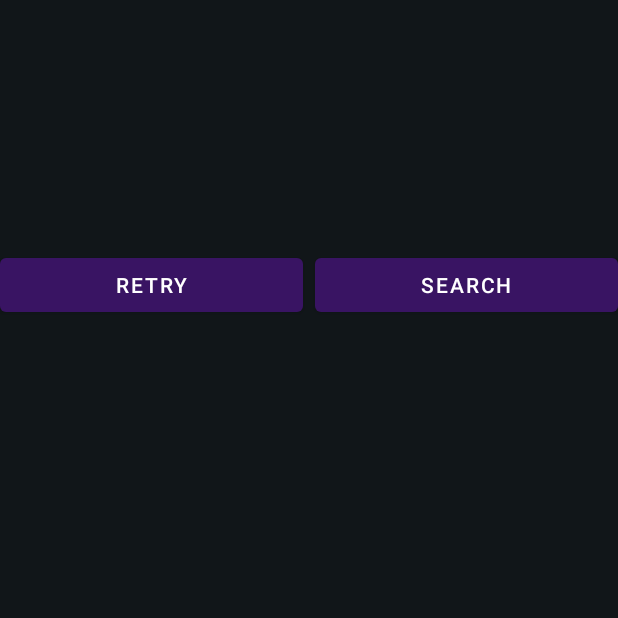
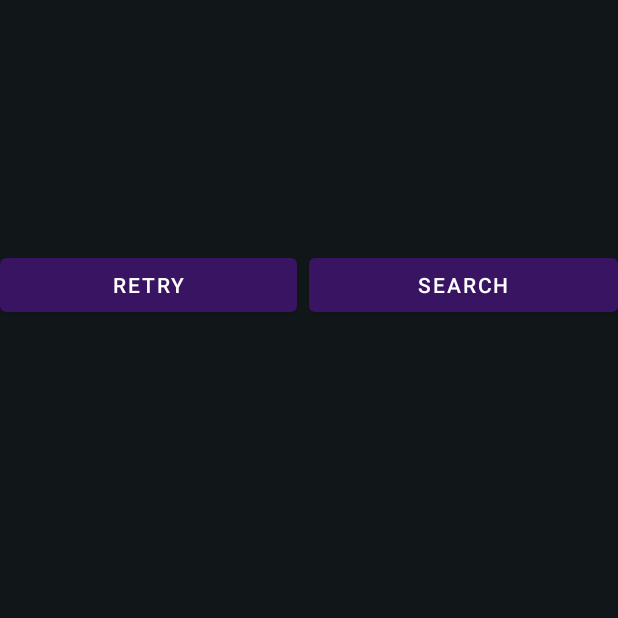
Before and after one commit to aiRamo/clotho, an Android app: the ProductSearchActivity screen opened directly, with no data from a screen before it, on a phone screen of 412 x 824 dp, the top half of it. Run offline under Robolectric (Android 15) with nearby library versions, the phone set to English and light mode, and no system bars; our stand-ins replace Volley; pictures from the network do not load.

Commit message:
Pushing changes in preparation for saving search results

```diff
--- a/app/src/main/java/com/visionapi/clotho/ProductSearchActivity.kt
+++ b/app/src/main/java/com/visionapi/clotho/ProductSearchActivity.kt
@@ -30,6 +30,7 @@ import android.view.ViewGroup
 import android.widget.TextView
 import android.widget.Toast
 import androidx.appcompat.app.AppCompatActivity
+import androidx.constraintlayout.widget.ConstraintSet
 import androidx.recyclerview.widget.DiffUtil
 import androidx.recyclerview.widget.LinearLayoutManager
 import androidx.recyclerview.widget.ListAdapter
@@ -99,11 +100,19 @@ class ProductSearchActivity : AppCompatActivity() {
         viewBinding.btnSearch.setOnClickListener {
             // Display progress
             viewBinding.progressBar.visibility = View.VISIBLE
+            viewBinding.btnSearch.visibility = View.GONE
             (viewBinding.ivQueryImage.drawable as? BitmapDrawable)?.bitmap?.let {
                 searchByImage(it)
             }
+            viewBinding.btnSave.visibility = View.VISIBLE
+        }
+
+        viewBinding.btnSave.setOnClickListener {
+
         }
     }
+
+
 
     /**
      * Use Product Search API to search with the given query image
--- a/app/src/main/java/com/visionapi/clotho/Registration.java
+++ b/app/src/main/java/com/visionapi/clotho/Registration.java
@@ -80,7 +80,7 @@ public class Registration extends AppCompatActivity implements AdapterView.OnIte
                         public void onDataChange(@NonNull DataSnapshot snapshot) {
                             // check if email is not registered before
                             if(snapshot.hasChild(phoneTxt)){
-                                Toast.makeText(Registration.this, "Email is already in use", Toast.LENGTH_SHORT).show();
+                                Toast.makeText(Registration.this, "Phone Number is already in use", Toast.LENGTH_SHORT).show();
                             }
                             else{
                                 // send data to firebase Realtime Database
--- a/app/src/main/res/layout/activity_main.xml
+++ b/app/src/main/res/layout/activity_main.xml
@@ -11,7 +11,7 @@
         android:id="@+id/textView"
         android:layout_width="wrap_content"
         android:layout_height="wrap_content"
-        android:text="@string/MyProfile"
+        android:text="𝙋𝙧𝙤𝙛𝙞𝙡𝙚"
         android:textColor="@color/purple_500"
         android:textColorHighlight="@color/blue"
         android:textSize="40sp"
--- a/app/src/main/res/layout/activity_product_search.xml
+++ b/app/src/main/res/layout/activity_product_search.xml
@@ -21,6 +21,7 @@
         android:id="@+id/btnSearch"
         android:layout_width="0dp"
         android:layout_height="wrap_content"
+        android:layout_marginStart="8dp"
         android:layout_marginTop="8dp"
         android:text="@string/button_search_product"
         app:layout_constraintEnd_toEndOf="@+id/iv_query_image"
@@ -51,14 +52,13 @@
         android:layout_width="wrap_content"
         android:layout_height="wrap_content"
         android:layout_marginStart="8dp"
-        android:layout_marginTop="16dp"
         android:text="Comparison Results"
         android:textColor="@color/white_v2"
         android:textSize="24sp"
         android:textStyle="bold"
         android:visibility="invisible"
         app:layout_constraintStart_toStartOf="parent"
-        app:layout_constraintTop_toBottomOf="@+id/btnSearch" />
+        app:layout_constraintTop_toBottomOf="@+id/btnRetry" />
 
     <View
         android:id="@+id/searchDivider"
@@ -101,10 +101,22 @@
         android:layout_width="0dp"
         android:layout_height="wrap_content"
         android:layout_marginTop="8dp"
-        android:layout_marginEnd="8dp"
+        android:layout_marginEnd="28dp"
         android:text="Retry"
-        app:layout_constraintEnd_toStartOf="@+id/btnSearch"
+        app:layout_constraintEnd_toEndOf="@+id/tvSearchResults"
         app:layout_constraintStart_toStartOf="parent"
         app:layout_constraintTop_toBottomOf="@+id/iv_query_image" />
 
+    <Button
+        android:id="@+id/btnSave"
+        android:layout_width="0dp"
+        android:layout_height="wrap_content"
+        android:layout_marginStart="8dp"
+        android:layout_marginTop="8dp"
+        android:text="Save Results"
+        android:visibility="gone"
+        app:layout_constraintEnd_toEndOf="@+id/iv_query_image"
+        app:layout_constraintStart_toEndOf="@+id/btnRetry"
+        app:layout_constraintTop_toBottomOf="@id/iv_query_image" />
+
 </androidx.constraintlayout.widget.ConstraintLayout>
```
Also changed, not shown: app/src/main/res/layout/activity_signin.xml (+5 -2 lines).
